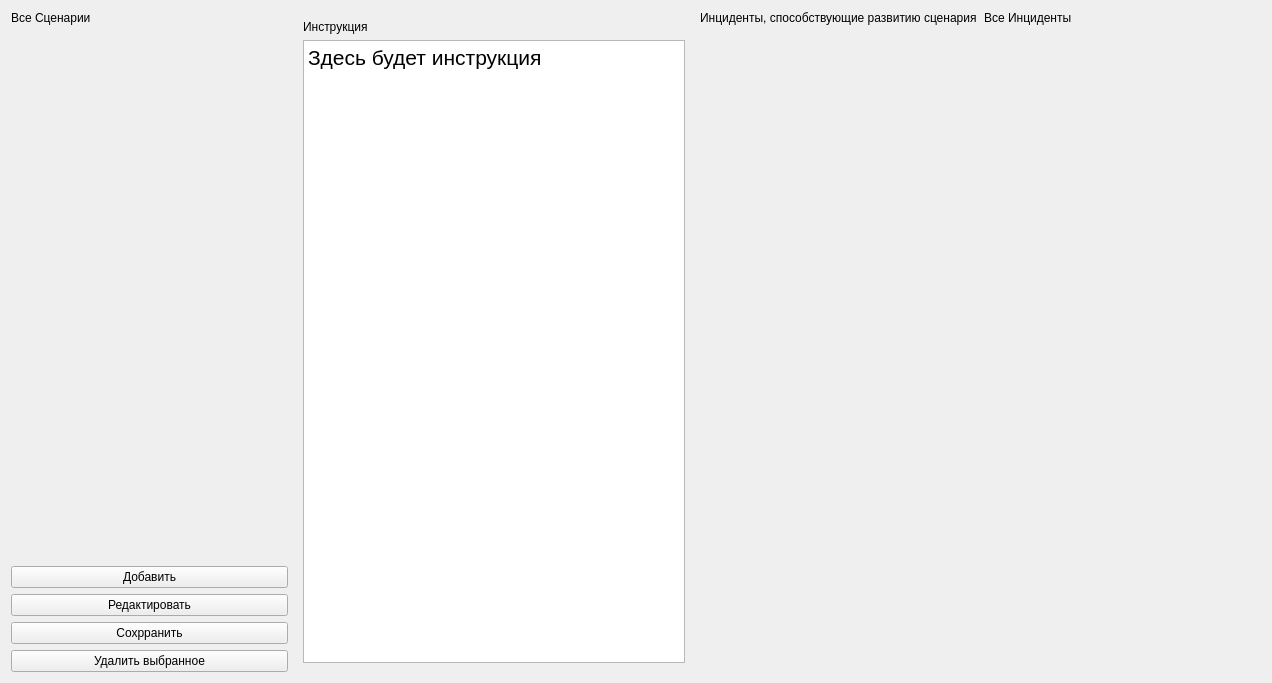
First picture: the form in ui/admin/AdminScenariesWidget.ui, repository xamlo721/SecurityHelper, before the edit.
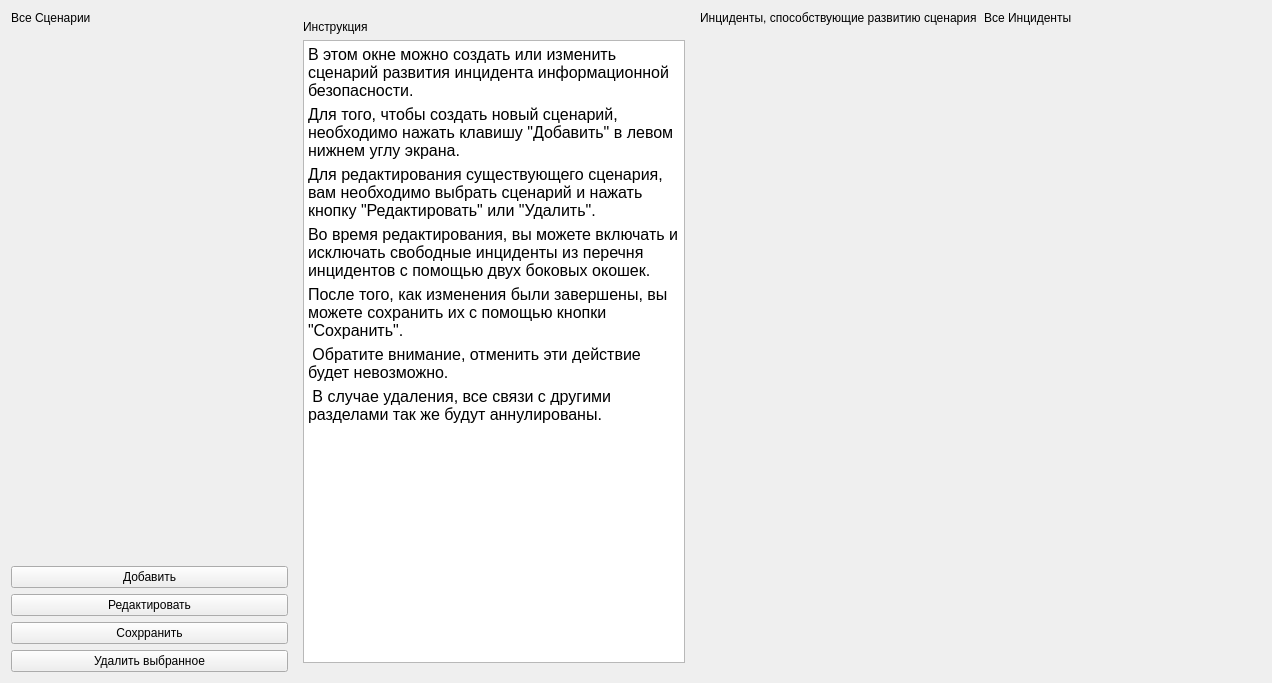
Second picture: the form after the edit. Custom widgets are drawn as their Qt base class.

Commit message: add admin intruction

```diff
--- a/ui/admin/AdminScenariesWidget.ui
+++ b/ui/admin/AdminScenariesWidget.ui
@@ -92,7 +92,13 @@
 &lt;html&gt;&lt;head&gt;&lt;meta name=&quot;qrichtext&quot; content=&quot;1&quot; /&gt;&lt;style type=&quot;text/css&quot;&gt;
 p, li { white-space: pre-wrap; }
 &lt;/style&gt;&lt;/head&gt;&lt;body style=&quot; font-family:'MS Shell Dlg 2'; font-size:8.25pt; font-weight:400; font-style:normal;&quot;&gt;
-&lt;p style=&quot; margin-top:0px; margin-bottom:0px; margin-left:0px; margin-right:0px; -qt-block-indent:0; text-indent:0px;&quot;&gt;&lt;span style=&quot; font-size:16pt;&quot;&gt;Здесь будет инструкция&lt;/span&gt;&lt;/p&gt;&lt;/body&gt;&lt;/html&gt;</string>
+&lt;p style=&quot; margin-top:0px; margin-bottom:0px; margin-left:0px; margin-right:0px; -qt-block-indent:0; text-indent:0px;&quot;&gt;&lt;span style=&quot; font-size:12pt;&quot;&gt;В этом окне можно создать или изменить сценарий развития инцидента информационной безопасности. &lt;/span&gt;&lt;/p&gt;
+&lt;p style=&quot; margin-top:5px; margin-bottom:5px; margin-left:0px; margin-right:0px; -qt-block-indent:0; text-indent:0px;&quot;&gt;&lt;span style=&quot; font-size:12pt;&quot;&gt;Для того, чтобы создать новый сценарий, необходимо нажать клавишу &amp;quot;Добавить&amp;quot; в левом нижнем углу экрана. &lt;/span&gt;&lt;/p&gt;
+&lt;p style=&quot; margin-top:5px; margin-bottom:5px; margin-left:0px; margin-right:0px; -qt-block-indent:0; text-indent:0px;&quot;&gt;&lt;span style=&quot; font-size:12pt;&quot;&gt;Для редактирования существующего сценария, вам необходимо выбрать сценарий и нажать кнопку &amp;quot;Редактировать&amp;quot; или &amp;quot;Удалить&amp;quot;.&lt;/span&gt;&lt;/p&gt;
+&lt;p style=&quot; margin-top:5px; margin-bottom:5px; margin-left:0px; margin-right:0px; -qt-block-indent:0; text-indent:0px;&quot;&gt;&lt;span style=&quot; font-size:12pt;&quot;&gt;Во время редактирования, вы можете включать и исключать свободные инциденты из перечня инцидентов с помощью двух боковых окошек. &lt;/span&gt;&lt;/p&gt;
+&lt;p style=&quot; margin-top:5px; margin-bottom:5px; margin-left:0px; margin-right:0px; -qt-block-indent:0; text-indent:0px;&quot;&gt;&lt;span style=&quot; font-size:12pt;&quot;&gt;После того, как изменения были завершены, вы можете сохранить их с помощью кнопки &amp;quot;Сохранить&amp;quot;.&lt;/span&gt;&lt;/p&gt;
+&lt;p style=&quot; margin-top:5px; margin-bottom:5px; margin-left:0px; margin-right:0px; -qt-block-indent:0; text-indent:0px;&quot;&gt;&lt;span style=&quot; font-size:12pt;&quot;&gt; Обратите внимание, отменить эти действие будет невозможно.&lt;/span&gt;&lt;/p&gt;
+&lt;p style=&quot; margin-top:5px; margin-bottom:5px; margin-left:0px; margin-right:0px; -qt-block-indent:0; text-indent:0px;&quot;&gt;&lt;span style=&quot; font-size:12pt;&quot;&gt; В случае удаления, все связи с другими разделами так же будут аннулированы.&lt;/span&gt;&lt;/p&gt;&lt;/body&gt;&lt;/html&gt;</string>
         </property>
        </widget>
       </item>
```
The commit also changes 4 other files.
